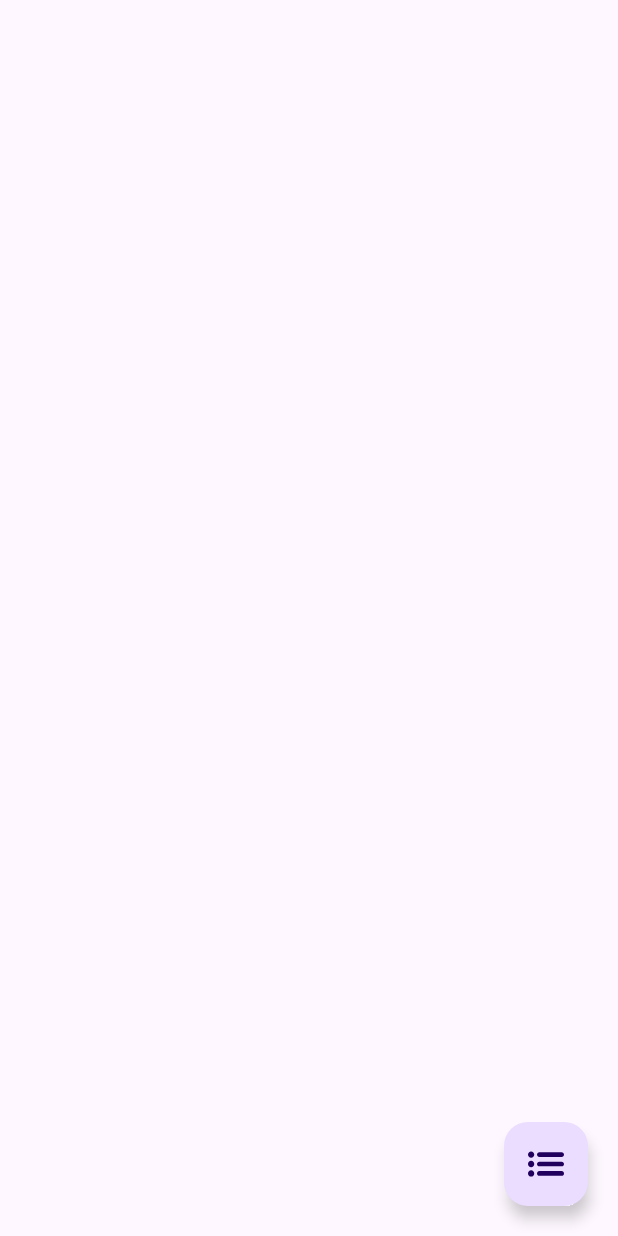
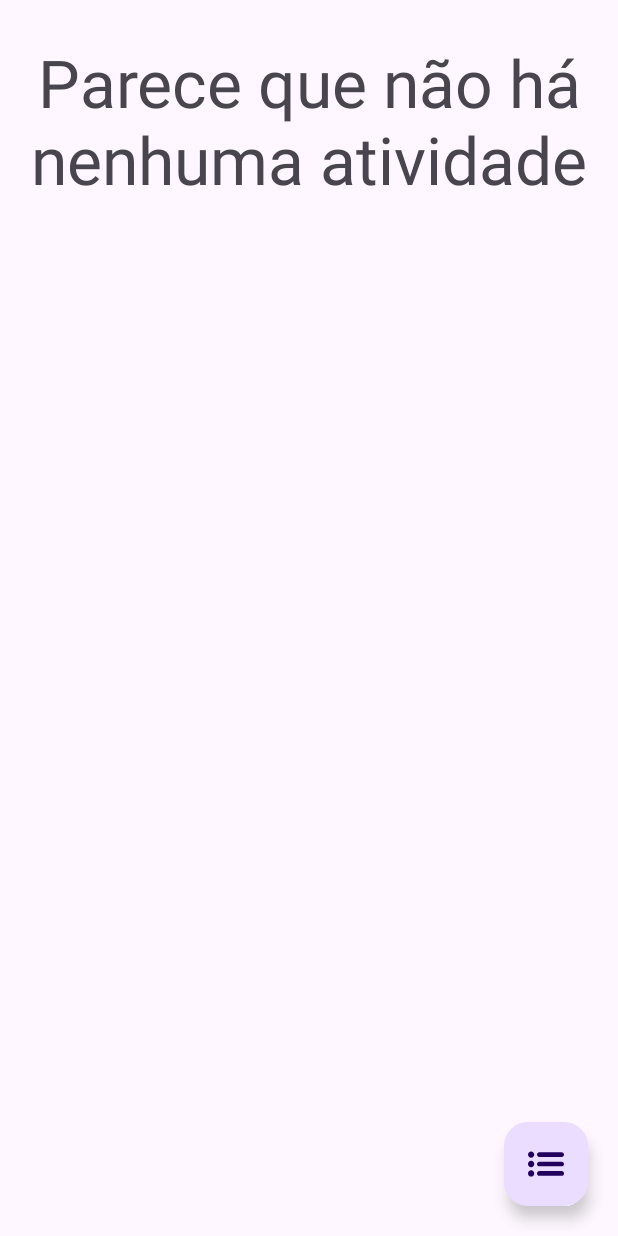
Before and after one commit to CaioNishijo/ToDoApp, an Android app: the screen it shows after launch (MainActivity), on a phone screen of 412 x 824 dp. Run offline under Robolectric (Android 15) with nearby library versions, the light colour scheme and no system bars.

Commit message:
Atualizar para o binding automático

```diff
--- a/app/build.gradle.kts
+++ b/app/build.gradle.kts
@@ -33,6 +33,9 @@ android {
     kotlinOptions {
         jvmTarget = "1.8"
     }
+    viewBinding {
+        enable = true
+    }
 }
 
 dependencies {
--- a/app/src/main/java/com/example/todo/MainActivity.kt
+++ b/app/src/main/java/com/example/todo/MainActivity.kt
@@ -5,7 +5,6 @@ import android.content.Intent
 import android.content.pm.PackageManager
 import android.os.Build
 import android.os.Bundle
-import android.widget.LinearLayout
 import androidx.activity.enableEdgeToEdge
 import androidx.annotation.RequiresApi
 import androidx.appcompat.app.AppCompatActivity
@@ -15,19 +14,22 @@ import androidx.core.view.WindowInsetsCompat
 import androidx.recyclerview.widget.RecyclerView
 import com.example.todo.services.DbServices
 import com.example.todo.services.closeFabMenu
-import com.example.todo.services.createAlertDialogForNotificationSettings
 import com.example.todo.services.createNotificationsChannel
-import com.example.todo.services.isHeadUpAllowed
 import com.example.todo.services.openFabMenu
-import com.google.android.material.floatingactionbutton.FloatingActionButton
 import android.Manifest
+import android.view.View
+import android.widget.TextView
+import com.example.todo.databinding.ActivityMainBinding
 
 class MainActivity : AppCompatActivity() {
+    private lateinit var binding: ActivityMainBinding
+
     @RequiresApi(Build.VERSION_CODES.O)
     override fun onCreate(savedInstanceState: Bundle?) {
         super.onCreate(savedInstanceState)
         enableEdgeToEdge()
-        setContentView(R.layout.activity_main)
+        binding = ActivityMainBinding.inflate(layoutInflater)
+        setContentView(binding.root)
         ViewCompat.setOnApplyWindowInsetsListener(findViewById(R.id.main)) { v, insets ->
             val systemBars = insets.getInsets(WindowInsetsCompat.Type.systemBars())
             v.setPadding(systemBars.left, systemBars.top, systemBars.right, systemBars.bottom)
@@ -39,13 +41,7 @@ class MainActivity : AppCompatActivity() {
         createNotificationsChannel(this)
         var isOpen = false
         val db = DbServices(this)
-        val addTodoBtn = findViewById<FloatingActionButton>(R.id.add_todo)
-        val clearBtn = findViewById<FloatingActionButton>(R.id.clear_btn)
-        val rv = findViewById<RecyclerView>(R.id.todo_list)
-        val openSearchActBtn = findViewById<FloatingActionButton>(R.id.openSearchActBtn)
-        val menuBtn = findViewById<FloatingActionButton>(R.id.menu_button)
-        val btnLayout = findViewById<LinearLayout>(R.id.buttonLayout)
-        btnLayout.bringToFront()
+        binding.layoutButtons.bringToFront()
 
         if (ActivityCompat.checkSelfPermission(this, Manifest.permission.POST_NOTIFICATIONS)
             != PackageManager.PERMISSION_GRANTED) {
@@ -55,53 +51,66 @@ class MainActivity : AppCompatActivity() {
             )
         }
 
-        menuBtn.setOnClickListener {
+        binding.menuButton.setOnClickListener {
             if(isOpen){
-                isOpen = closeFabMenu(btnLayout)
-                menuBtn.setImageResource(R.drawable.options_lines_svgrepo_com)
+                isOpen = closeFabMenu(binding.layoutButtons)
+                binding.menuButton.setImageResource(R.drawable.options_lines_svgrepo_com)
             } else {
-                isOpen = openFabMenu(btnLayout)
-                menuBtn.setImageResource(R.drawable.close_svgrepo_com)
+                isOpen = openFabMenu(binding.layoutButtons)
+                binding.menuButton.setImageResource(R.drawable.close_svgrepo_com)
             }
         }
 
-        addTodoBtn.setOnClickListener {
+        binding.btnOpenAddForms.setOnClickListener {
             intent = Intent(this, AddTodoFormsActivity::class.java)
             startActivity(intent)
 
-            isOpen = closeFabMenu(btnLayout)
-            menuBtn.setImageResource(R.drawable.options_lines_svgrepo_com)
+            isOpen = closeFabMenu(binding.layoutButtons)
+            binding.menuButton.setImageResource(R.drawable.options_lines_svgrepo_com)
         }
 
-        clearBtn.setOnClickListener {
-            isOpen = closeFabMenu(btnLayout)
-            menuBtn.setImageResource(R.drawable.options_lines_svgrepo_com)
+        binding.btnClearAll.setOnClickListener {
+            isOpen = closeFabMenu(binding.layoutButtons)
+            binding.menuButton.setImageResource(R.drawable.options_lines_svgrepo_com)
             val dialog = AlertDialog.Builder(this)
             dialog.setTitle("Alerta")
             dialog.setMessage("Você realmente deseja limpar todas as tarefas?")
             dialog.setPositiveButton("Sim") { _, _ ->
                 db.clearAll()
 
-                db.loadTodos(rv, null)
+                val noListText = findViewById<TextView>(R.id.empty_title)
+                val haveList = db.loadTodos(binding.todoList, null)
+
+                updateEmptyTitle(noListText, haveList)
             }
             dialog.setNegativeButton("Cancelar", null)
             dialog.show()
         }
 
-        openSearchActBtn.setOnClickListener {
+        binding.btnOpenSearchActivity.setOnClickListener {
             val intent = Intent(this, SearchActivity::class.java)
             startActivity(intent)
 
-            isOpen = closeFabMenu(btnLayout)
-            menuBtn.setImageResource(R.drawable.options_lines_svgrepo_com)
+            isOpen = closeFabMenu(binding.layoutButtons)
+            binding.menuButton.setImageResource(R.drawable.options_lines_svgrepo_com)
         }
     }
 
     override fun onResume() {
         super.onResume()
+        val noListText = findViewById<TextView>(R.id.empty_title)
         val db = DbServices(this)
         val rv = findViewById<RecyclerView>(R.id.todo_list)
 
-        db.loadTodos(rv, null)
+        val haveList = db.loadTodos(rv, null)
+        updateEmptyTitle(noListText, haveList)
+    }
+
+    fun updateEmptyTitle(noListText: TextView, haveList: Boolean){
+        if(!haveList){
+            noListText.visibility = View.VISIBLE
+        } else{
+            noListText.visibility = View.GONE
+        }
     }
 }
--- a/app/src/main/java/com/example/todo/adapters/CustomAdapterForTodos.kt
+++ b/app/src/main/java/com/example/todo/adapters/CustomAdapterForTodos.kt
@@ -19,6 +19,7 @@ import androidx.recyclerview.widget.RecyclerView
 import com.example.todo.DeleteActivity
 import com.example.todo.R
 import com.example.todo.UpdateActivity
+import com.example.todo.databinding.TodoRowBinding
 import com.example.todo.entities.Todo
 import com.example.todo.services.DbServices
 
--- a/app/src/main/java/com/example/todo/services/DbServices.kt
+++ b/app/src/main/java/com/example/todo/services/DbServices.kt
@@ -247,7 +247,7 @@ class DbServices(
         }
     }
 
-    fun loadTodos(todoList: RecyclerView, filteredTodo: List<Todo>?){
+    fun loadTodos(todoList: RecyclerView, filteredTodo: List<Todo>?): Boolean{
         val db = DbServices(context)
         val list: List<Todo> = filteredTodo ?: db.getTodos()
 
@@ -259,6 +259,12 @@ class DbServices(
         val touchHelper = TouchHelper(adapter, db, context)
 
         ItemTouchHelper(touchHelper).attachToRecyclerView(todoList)
+
+        if(list.isEmpty()){
+            return false
+        }
+
+        return true
     }
 
     fun filterService(name: String?, categoryId: String?, isFinished: String?): List<Todo>{
--- a/app/src/main/java/com/example/todo/services/MenuServices.kt
+++ b/app/src/main/java/com/example/todo/services/MenuServices.kt
@@ -2,7 +2,6 @@ package com.example.todo.services
 
 import android.view.View
 import android.widget.LinearLayout
-import com.google.android.material.floatingactionbutton.FloatingActionButton
 
 fun openFabMenu(verticaLayout: LinearLayout): Boolean {
     verticaLayout.visibility = View.VISIBLE
--- a/app/src/main/res/layout/activity_main.xml
+++ b/app/src/main/res/layout/activity_main.xml
@@ -8,7 +8,7 @@
     tools:context=".MainActivity">
 
     <LinearLayout
-        android:id="@+id/buttonLayout"
+        android:id="@+id/layout_buttons"
         android:layout_width="wrap_content"
         android:layout_height="wrap_content"
         android:layout_marginEnd="20dp"
@@ -19,7 +19,7 @@
         app:layout_constraintEnd_toEndOf="parent">
 
         <com.google.android.material.floatingactionbutton.FloatingActionButton
-            android:id="@+id/openSearchActBtn"
+            android:id="@+id/btn_open_search_activity"
             android:layout_width="match_parent"
             android:layout_height="wrap_content"
             android:layout_marginBottom="10dp"
@@ -27,7 +27,7 @@
             app:srcCompat="@drawable/search_svgrepo_com" />
 
         <com.google.android.material.floatingactionbutton.FloatingActionButton
-            android:id="@+id/clear_btn"
+            android:id="@+id/btn_clear_all"
             android:layout_width="match_parent"
             android:layout_height="wrap_content"
             android:layout_marginBottom="10dp"
@@ -35,7 +35,7 @@
             app:srcCompat="@drawable/edit_clear_svgrepo_com" />
 
         <com.google.android.material.floatingactionbutton.FloatingActionButton
-            android:id="@+id/add_todo"
+            android:id="@+id/btn_open_add_forms"
             android:layout_width="match_parent"
             android:layout_height="wrap_content"
             android:clickable="true"
@@ -65,5 +65,18 @@
         app:layout_constraintTop_toTopOf="parent"
         app:layout_constraintVertical_bias="1.0" />
 
+    <TextView
+        android:id="@+id/empty_title"
+        android:layout_width="wrap_content"
+        android:layout_height="wrap_content"
+        android:layout_marginTop="25dp"
+        android:gravity="center"
+        android:text="Parece que não há nenhuma atividade"
+        android:textSize="44dp"
+        android:visibility="gone"
+        app:layout_constraintEnd_toEndOf="@+id/todo_list"
+        app:layout_constraintStart_toStartOf="parent"
+        app:layout_constraintTop_toTopOf="@+id/todo_list" />
+
 
 </androidx.constraintlayout.widget.ConstraintLayout>
```
Also changed, not shown: app/src/main/java/com/example/todo/AddTodoFormsActivity.kt (+14 -18 lines), app/src/main/java/com/example/todo/DeleteActivity.kt (+10 -12 lines), app/src/main/java/com/example/todo/SearchActivity.kt (+27 -28 lines), app/src/main/java/com/example/todo/UpdateActivity.kt (+18 -21 lines), app/src/main/res/layout/activity_add_todo_forms.xml (+4 -4 lines).
